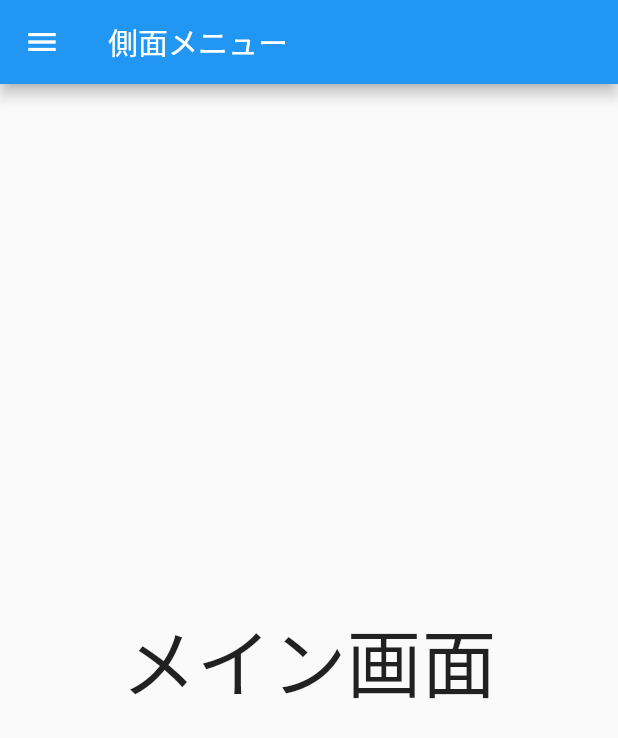
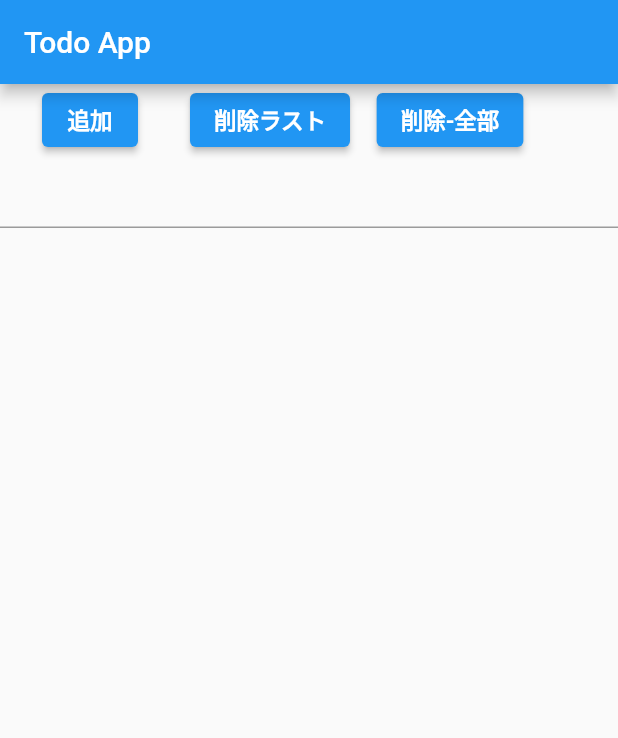
Before and after one commit to yuyukojp/banmeshi, a Flutter app: the screen it shows after launch, on a phone screen of 412 x 824 dp. Shown: the top 738 px of the screen. Run offline on Flutter 3.47's test engine with Material 2 defaults, Android fonts, the phone set to English and light mode, and no system bars.

Commit message:
ホーム画面リスト

```diff
--- a/lib/main.dart
+++ b/lib/main.dart
@@ -1,5 +1,4 @@
 import 'package:flutter/material.dart';
-import 'onePage.dart';
 
 void main() => runApp(MyApp());
 
@@ -7,99 +6,165 @@ class MyApp extends StatelessWidget {
   @override
   Widget build(BuildContext context) {
     return MaterialApp(
-      title: 'Flutter Demo',
-      theme: ThemeData(
-        primarySwatch: Colors.blue,
-      ),
-      routes: {
-        '/page1': (context) => RightPage(
-              "ホーム画面",
-            ),
-        '/page2': (context) => RightPage(
-              "画像",
-            ),
-        '/page3': (context) => RightPage(
-              "ファイル",
-            ),
-        '/page4': (context) => RightPage(
-              "ゲーム",
-            ),
-      },
-      home: DrawerDemo(),
+      home: MyHomePage(),
     );
   }
 }
 
-class DrawerDemo extends StatefulWidget {
-  // DrawerDemo({Key key, this.title}) : super(key: key);
+class MyHomePage extends StatefulWidget {
+  @override
+  _MyHomePageState createState() => _MyHomePageState();
+}
 
-  // final String title;
+class _MyHomePageState extends State<MyHomePage> {
+  TextEditingController _controller = TextEditingController();
+  // ignore: deprecated_member_use
+  final List<TodoItem> _items = [];
 
   @override
-  _DrawerDemoState createState() => _DrawerDemoState();
+  void dispose() {
+    _controller.dispose();
+    super.dispose();
   }
 
-class _DrawerDemoState extends State<DrawerDemo> {
   @override
   Widget build(BuildContext context) {
-    return new Scaffold(
-      appBar: new AppBar(
-        title: new Text('側面メニュー'),
+    return Scaffold(
+      appBar: AppBar(
+        title: Text('Todo App'),
       ),
-      drawer: Drawer(
-        child: ListView(
+      body: Column(
         children: <Widget>[
-            UserAccountsDrawerHeader(
-              accountName: Text('name'),
-              accountEmail: Text('mail'),
-              currentAccountPicture: GestureDetector(
-                child: new CircleAvatar(
-                    // backgroundImage: AssetImage('images/header.png'),
+          Container(
+            child: Row(
+              children: [
+                _buttons('追加', 0),
+                _buttons('削除ラスト', 1),
+                _buttons('削除-全部', 2),
+              ],
             ),
           ),
-              decoration: BoxDecoration(
-                color: Colors.blue,
+          Row(
+            children: <Widget>[
+              Expanded(
+                flex: 3,
+                child: TextField(
+                  controller: _controller,
                 ),
-            ),
-            ListTile(
-              title: Text('ホーム'),
-              leading: Icon(Icons.description),
-              trailing: Icon(Icons.arrow_forward_ios),
-              onTap: () {
-                Navigator.pushNamed(context, '/page1');
-              },
-            ),
-            ListTile(
-              title: Text('画像'),
-              leading: Icon(Icons.image),
-              trailing: Icon(Icons.arrow_forward_ios),
-              onTap: () {
-                Navigator.pushNamed(context, '/page2');
-              },
-            ),
-            ListTile(
-              title: Text('ファイル'),
-              leading: Icon(Icons.insert_drive_file),
-              trailing: Icon(Icons.arrow_forward_ios),
-              onTap: () {
-                Navigator.pushNamed(context, '/page3');
-              },
-            ),
-            ListTile(
-              title: Text('ゲーム'),
-              leading: Icon(Icons.videogame_asset),
-              trailing: Icon(Icons.arrow_forward_ios),
-              onTap: () {
-                Navigator.pushNamed(context, '/page4');
-              },
               ),
             ],
           ),
+          Container(
+            child: SizedBox(
+              height: 80,
             ),
-      body: Center(
+          ),
+          Container(
+            color: Colors.deepOrange,
+          ),
+          Expanded(
+            child: Column(
+              children: _items,
+            ),
+          ),
+        ],
+      ),
+    );
+  }
+
+  Widget _buttons(
+    String title,
+    int type,
+  ) {
+    return Container(
+      child: Column(
+        children: [
+          SizedBox(
+            width: 120,
+          ),
+          Container(
+            child: Row(
+              children: [
+                SizedBox(
+                  height: 20,
+                ),
+                ElevatedButton(
+                  child: Container(
                     child: Text(
-          'メイン画面',
-          style: TextStyle(fontSize: 50),
+                      title,
+                      style: TextStyle(
+                        fontWeight: FontWeight.w700,
+                        fontSize: 15,
+                      ),
+                    ),
+                  ),
+                  onPressed: () {
+                    switch (type) {
+                      case 0:
+                        if (_controller.text != '') {
+                          _addItem();
+                        } else {
+                          setState(() {});
+                        }
+                        break;
+                      case 1:
+                        _items.length == 0 ? null : _removeLast();
+                        break;
+                      case 2:
+                        _items.length == 0 ? null : _removeAll();
+                        break;
+                    }
+                  },
+                )
+              ],
+            ),
+          )
+        ],
+      ),
+    );
+  }
+
+  void _addItem() {
+    setState(() {
+      _items.add(TodoItem(
+        content: _controller.text,
+      ));
+      _controller.clear();
+    });
+  }
+
+  void _removeLast() {
+    setState(() {
+      _items.removeLast();
+      _controller.clear();
+    });
+  }
+
+  void _removeAll() {
+    setState(() {
+      _items.clear();
+      _controller.clear();
+    });
+  }
+}
+
+class TodoItem extends StatelessWidget {
+  final String content;
+
+  TodoItem({@required t, required this.content});
+
+  @override
+  Widget build(BuildContext context) {
+    return ConstrainedBox(
+      constraints: BoxConstraints.expand(height: 50.0),
+      child: Container(
+        decoration: BoxDecoration(
+            border: Border(bottom: BorderSide(color: Colors.lightBlue))),
+        child: Center(
+          child: Text(content,
+              style: TextStyle(
+                fontSize: 18.0,
+              )),
         ),
       ),
     );
```
Also changed, not shown: 13 other files. Lines whose indentation alone changed are shown as unchanged.
